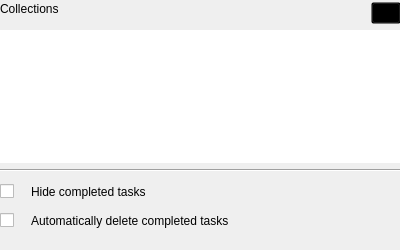
Old version of the form tasks/src/ui/config.ui in the repository KDE/akonadi-google-applets.
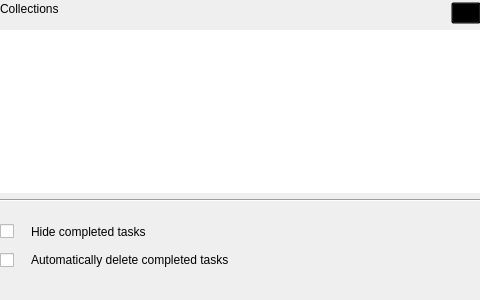
New version of the form.

Commit message: Use bigger size for windows with configurations and some text changes

```diff
--- a/tasks/src/ui/config.ui
+++ b/tasks/src/ui/config.ui
@@ -6,14 +6,14 @@
    <rect>
     <x>0</x>
     <y>0</y>
-    <width>400</width>
-    <height>250</height>
+    <width>480</width>
+    <height>300</height>
    </rect>
   </property>
   <property name="minimumSize">
    <size>
-    <width>400</width>
-    <height>250</height>
+    <width>480</width>
+    <height>300</height>
    </size>
   </property>
   <property name="windowTitle">
@@ -23,8 +23,8 @@
    <property name="geometry">
     <rect>
      <x>0</x>
-     <y>150</y>
-     <width>401</width>
+     <y>180</y>
+     <width>481</width>
      <height>41</height>
     </rect>
    </property>
@@ -37,8 +37,8 @@
     <rect>
      <x>0</x>
      <y>2</y>
-     <width>401</width>
-     <height>161</height>
+     <width>481</width>
+     <height>191</height>
     </rect>
    </property>
    <layout class="QVBoxLayout" name="verticalLayout">
@@ -106,9 +106,9 @@
    <property name="geometry">
     <rect>
      <x>0</x>
-     <y>180</y>
-     <width>401</width>
-     <height>52</height>
+     <y>220</y>
+     <width>481</width>
+     <height>51</height>
     </rect>
    </property>
    <layout class="QVBoxLayout" name="verticalLayout_2">
```
The commit also changes 5 other files.
